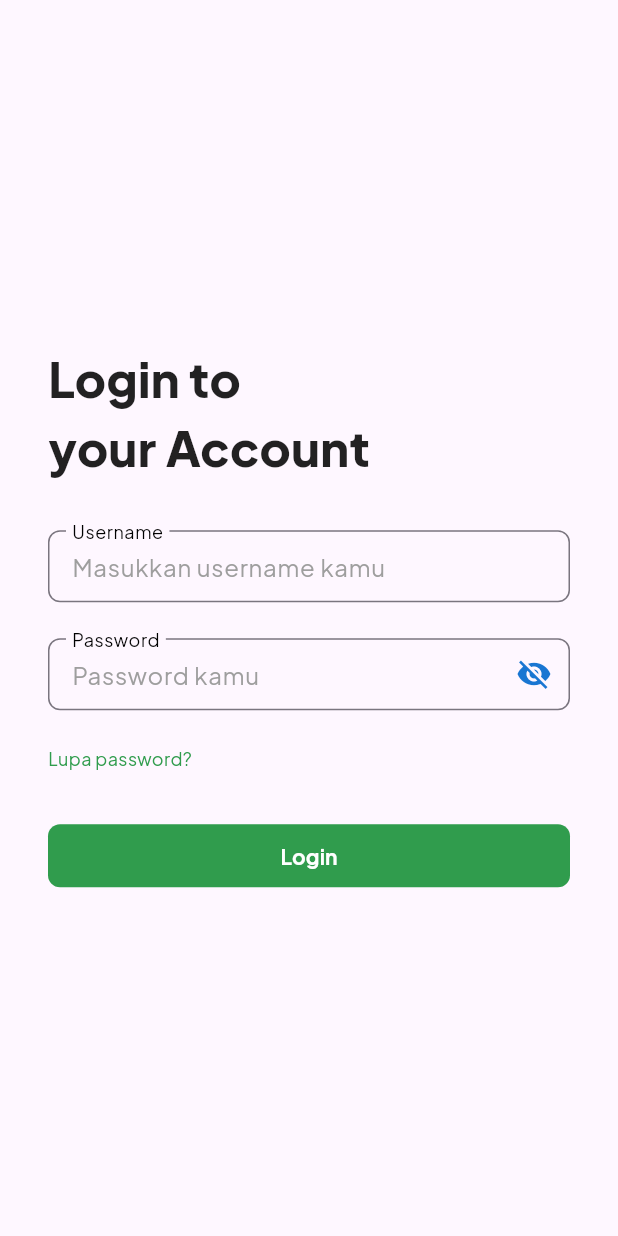
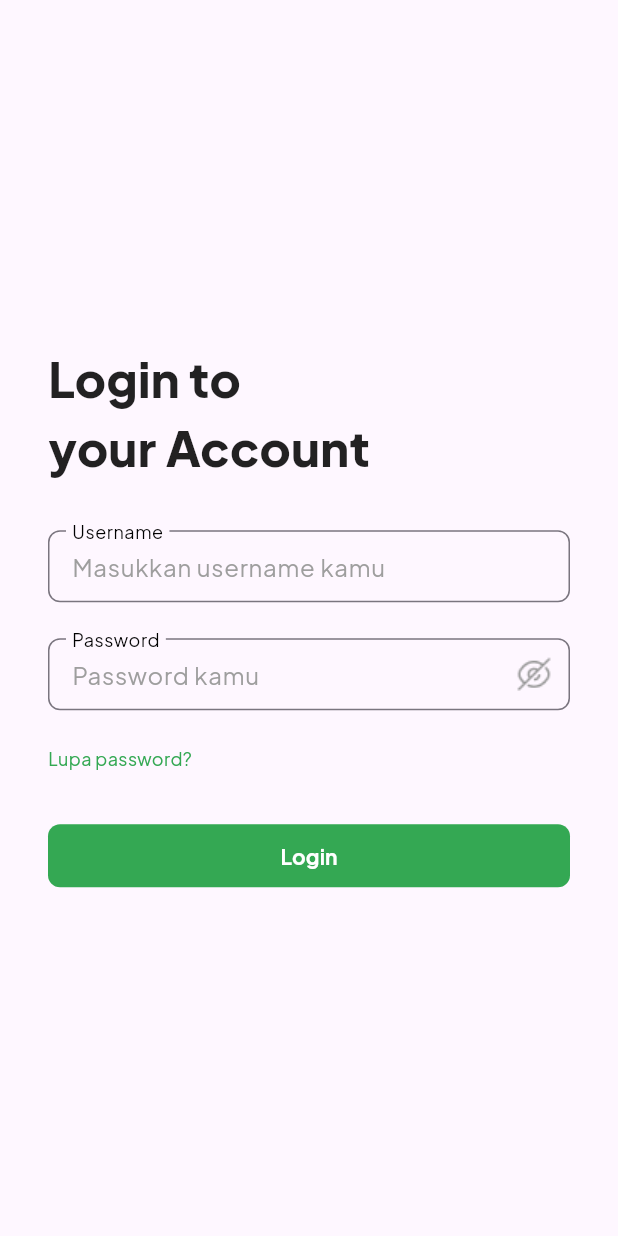
Before and after one commit to nunutech40/komtim_partner, a Flutter app: the screen it shows after launch, on a phone screen of 412 x 824 dp. Run offline on Flutter 3.47's test engine with Material 2 defaults, Android fonts, the phone set to English and light mode, and no system bars; our stand-ins replace bloc, dartz, equatable, flutter_bloc, get_it, go_router and 1 more.

Commit message:
change icon for input password eye

```diff
--- a/lib/common/styles.dart
+++ b/lib/common/styles.dart
@@ -1,8 +1,8 @@
 import 'package:flutter/material.dart';
 import 'package:google_fonts/google_fonts.dart';
 
-const Color primaryColor = Color(0xFF309C4D);
-const Color secondaryColor = Color(0xFF6B38FB);
+const Color primaryColor = Color(0xFF34A853);
+const Color secondaryColor = Color(0xFF309C4D);
 
 final TextTheme myTextTheme = TextTheme(
   headline1: GoogleFonts.plusJakartaSans(
--- a/lib/presentation/widgets/custom_password_field.dart
+++ b/lib/presentation/widgets/custom_password_field.dart
@@ -76,10 +76,9 @@ class _CustomPasswordFieldState extends State<CustomPasswordField> {
         ),
         floatingLabelBehavior: FloatingLabelBehavior.always,
         suffixIcon: IconButton(
-          icon: Icon(
-            _obscureText ? Icons.visibility_off : Icons.visibility,
-            color: Theme.of(context).primaryColorDark,
-          ),
+          icon: _obscureText
+              ? Image.asset('assets/images/ic_eye-slash.png')
+              : Image.asset('assets/images/ic_eye.png'),
           onPressed: () {
             setState(() {
               _obscureText = !_obscureText;
```
Also changed, not shown: assets/images/ic_eye-slash.png (added), assets/images/ic_eye.png (added).
